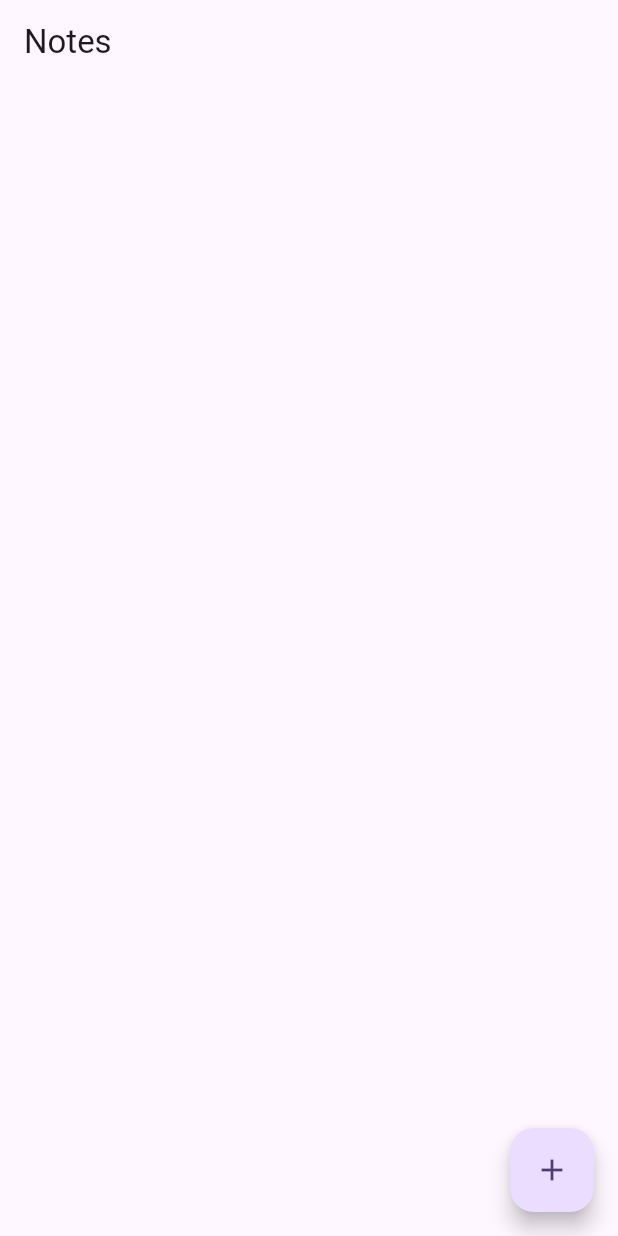
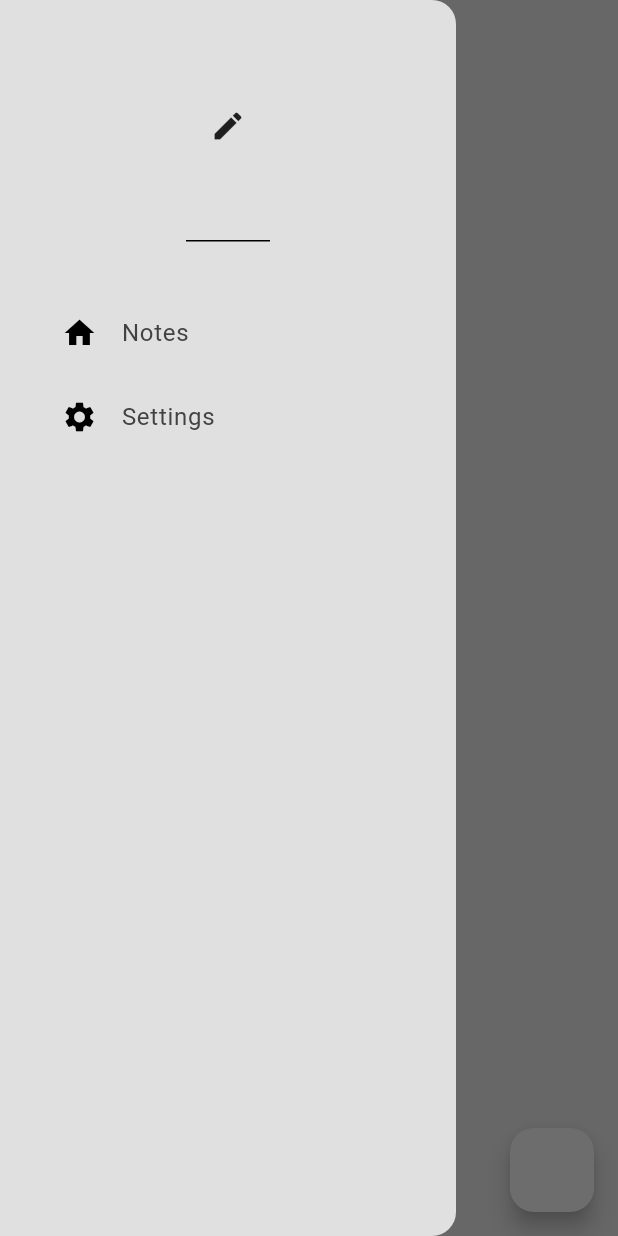
Before and after one commit to radiumSodium/minimal_note, a Flutter app: the screen it shows after launch, with the side drawer open (before the commit the screen has no drawer), on a phone screen of 412 x 824 dp. Run offline on Flutter 3.47's test engine with Material 3 defaults, Android fonts, the phone set to English and light mode, and no system bars; our stand-ins replace google_fonts, isar, popover; accounts and stored records are empty; generated files the repository leaves out were written again.

Commit message:
good so far

```diff
--- /dev/null
+++ b/lib/components/drawer_tile.dart
@@ -0,0 +1,27 @@
+import 'package:flutter/material.dart';
+
+class DrawerTile extends StatelessWidget {
+  final String title;
+  final Widget leading;
+  final void Function()? onTap;
+
+  const DrawerTile(
+      {super.key, required this.title, required this.leading, this.onTap});
+
+  @override
+  Widget build(BuildContext context) {
+    return Padding(
+      padding: const EdgeInsets.only(left: 25),
+      child: ListTile(
+        title: Text(
+          title,
+          style: TextStyle(
+            color: Theme.of(context).colorScheme.inversePrimary,
+          ),
+        ),
+        leading: leading,
+        onTap: onTap,
+      ),
+    );
+  }
+}
--- /dev/null
+++ b/lib/components/dreawer.dart
@@ -0,0 +1,42 @@
+import 'package:flutter/material.dart';
+import 'package:minimalnote/components/drawer_tile.dart';
+import 'package:minimalnote/pages/settingspage.dart';
+
+class MyDrawer extends StatelessWidget {
+  const MyDrawer({super.key});
+
+  @override
+  Widget build(BuildContext context) {
+    return Drawer(
+      backgroundColor: Theme.of(context).colorScheme.background,
+      child: Column(
+        children: [
+          const DrawerHeader(
+            child: Icon(Icons.edit),
+          ),
+          const SizedBox(
+            height: 25,
+          ),
+          DrawerTile(
+            title: "Notes",
+            leading: const Icon(Icons.home),
+            onTap: () => Navigator.pop(context),
+          ),
+          DrawerTile(
+            title: "Settings",
+            leading: const Icon(Icons.settings),
+            onTap: () {
+              Navigator.pop(context);
+              Navigator.push(
+                context,
+                MaterialPageRoute(
+                  builder: (context) => const SettingsPage(),
+                ),
+              );
+            },
+          ),
+        ],
+      ),
+    );
+  }
+}
--- a/lib/main.dart
+++ b/lib/main.dart
@@ -1,14 +1,18 @@
 import 'package:flutter/material.dart';
 import 'package:minimalnote/models/note_database.dart';
 import 'package:minimalnote/pages/notespage.dart';
+import 'package:minimalnote/theme/theme_provider.dart';
 import 'package:provider/provider.dart';
 
 void main() async {
   WidgetsFlutterBinding.ensureInitialized();
   await NoteDatabase.initalize();
   runApp(
-    ChangeNotifierProvider(
-      create: (context) => NoteDatabase(),
+    MultiProvider(
+      providers: [
+        ChangeNotifierProvider(create: (context) => NoteDatabase()),
+        ChangeNotifierProvider(create: (context) => ThemeProvider()),
+      ],
       child: const MyApp(),
     ),
   );
@@ -21,11 +25,9 @@ class MyApp extends StatelessWidget {
   @override
   Widget build(BuildContext context) {
     return MaterialApp(
-      title: 'Flutter Demo',
-      theme: ThemeData(
-        colorScheme: ColorScheme.fromSeed(seedColor: Colors.deepPurple),
-        useMaterial3: true,
-      ),
+      debugShowCheckedModeBanner: false,
+      title: 'Minimal Notes',
+      theme: Provider.of<ThemeProvider>(context).themeData,
       home: const NotesPage(),
     );
   }
--- a/lib/pages/notespage.dart
+++ b/lib/pages/notespage.dart
@@ -1,4 +1,7 @@
 import 'package:flutter/material.dart';
+import 'package:google_fonts/google_fonts.dart';
+import 'package:minimalnote/components/dreawer.dart';
+import 'package:minimalnote/components/notetile.dart';
 import 'package:minimalnote/models/note.dart';
 import 'package:minimalnote/models/note_database.dart';
 import 'package:provider/provider.dart';
@@ -18,6 +21,7 @@ class _NotesPageState extends State<NotesPage> {
     showDialog(
       context: context,
       builder: (context) => AlertDialog(
+        backgroundColor: Theme.of(context).colorScheme.background,
         content: TextField(
           controller: textController,
         ),
@@ -53,7 +57,7 @@ class _NotesPageState extends State<NotesPage> {
     showDialog(
       context: context,
       builder: (context) => AlertDialog(
-        title: Text('Update Notes'),
+        title: const Text('Update Notes'),
         content: TextField(
           controller: textController,
         ),
@@ -69,7 +73,7 @@ class _NotesPageState extends State<NotesPage> {
               textController.clear();
               Navigator.pop(context);
             },
-            child: Text('Update'),
+            child: const Text('Update'),
           ),
         ],
       ),
@@ -90,37 +94,56 @@ class _NotesPageState extends State<NotesPage> {
     List<Note> currentNote = noteDatabase.currentNotes;
 
     return Scaffold(
-      appBar: AppBar(title: const Text('Notes')),
+      appBar: AppBar(
+        elevation: 0,
+        backgroundColor: Colors.transparent,
+        foregroundColor: Theme.of(context).colorScheme.inversePrimary,
+      ),
       floatingActionButton: FloatingActionButton(
         onPressed: createNote,
-        child: const Icon(Icons.add),
+        backgroundColor: Theme.of(context).colorScheme.primary,
+        child: Icon(
+          Icons.add,
+          color: Theme.of(context).colorScheme.primary,
         ),
-      body: ListView.builder(
+      ),
+      backgroundColor: Theme.of(context).colorScheme.background,
+      drawer: const MyDrawer(),
+      body: Column(
+        crossAxisAlignment: CrossAxisAlignment.start,
+        children: [
+          // heading
+          Padding(
+            padding: const EdgeInsets.only(
+              left: 25,
+            ),
+            child: Text(
+              'Notes',
+              style: GoogleFonts.dmSerifText().copyWith(
+                fontSize: 48,
+                color: Theme.of(context).colorScheme.inversePrimary,
+              ),
+            ),
+          ),
+
+          // list of notes
+          Expanded(
+            child: ListView.builder(
               itemCount: currentNote.length,
               itemBuilder: (context, index) {
                 // get individual note
                 final note = currentNote[index];
 
-          return ListTile(
-            title: Text(note.text),
-            trailing: Row(
-              mainAxisSize: MainAxisSize.min,
-              children: [
-                // edit button
-                IconButton(
-                  onPressed: () => updateNotes(note),
-                  icon: const Icon(Icons.edit),
+                return NoteTile(
+                  text: note.text,
+                  onEditPressed: () => updateNotes(note),
+                  onDeletePressed: () => deleteNote(note.id),
+                );
+              },
             ),
-                // delete button
-                IconButton(
-                  onPressed: () => deleteNote(note.id),
-                  icon: const Icon(Icons.delete),
           ),
         ],
       ),
     );
-        },
-      ),
-    );
   }
 }
--- /dev/null
+++ b/lib/theme/theme.dart
@@ -0,0 +1,24 @@
+import 'package:flutter/material.dart';
+
+//light mode
+ThemeData lightTheme = ThemeData(
+  brightness: Brightness.light,
+  colorScheme: ColorScheme.light(
+    background: Colors.grey.shade300,
+    primary: Colors.grey.shade200,
+    secondary: Colors.grey.shade400,
+    inversePrimary: Colors.grey.shade800,
+  ),
+);
+
+// dark mode
+
+ThemeData darkTheme = ThemeData(
+  brightness: Brightness.dark,
+  colorScheme: ColorScheme.dark(
+    background: const Color.fromARGB(255, 24, 24, 24),
+    primary: const Color.fromARGB(255, 34, 34, 34),
+    secondary: const Color.fromARGB(255, 49, 49, 49),
+    inversePrimary: Colors.grey.shade300,
+  ),
+);
--- /dev/null
+++ b/lib/theme/theme_provider.dart
@@ -0,0 +1,21 @@
+import 'package:flutter/material.dart';
+import 'package:minimalnote/theme/theme.dart';
+
+class ThemeProvider with ChangeNotifier {
+  ThemeData _themeData = lightTheme;
+  ThemeData get themeData => _themeData;
+  bool get isDarkMode => themeData == darkTheme;
+
+  set themeData(ThemeData themeData) {
+    _themeData = ThemeData();
+    notifyListeners();
+  }
+
+  void toggleTheme() {
+    if (_themeData == lightTheme) {
+      _themeData = darkTheme;
+    } else {
+      _themeData = lightTheme;
+    }
+  }
+}
--- a/pubspec.yaml
+++ b/pubspec.yaml
@@ -16,6 +16,8 @@ dependencies:
   isar_flutter_libs: ^3.1.0+1
   path_provider: ^2.1.4
   provider: ^6.1.2
+  google_fonts: ^6.2.1
+  popover: ^0.3.0+1
 
 dev_dependencies:
   flutter_test:
```
Also changed, not shown: lib/components/notesettings.dart (added, +53 -0 lines), lib/components/notetile.dart (added, +43 -0 lines), lib/pages/settingspage.dart (added, +47 -0 lines), pubspec.lock, 1 other file. Lines whose indentation alone changed are shown as unchanged.
